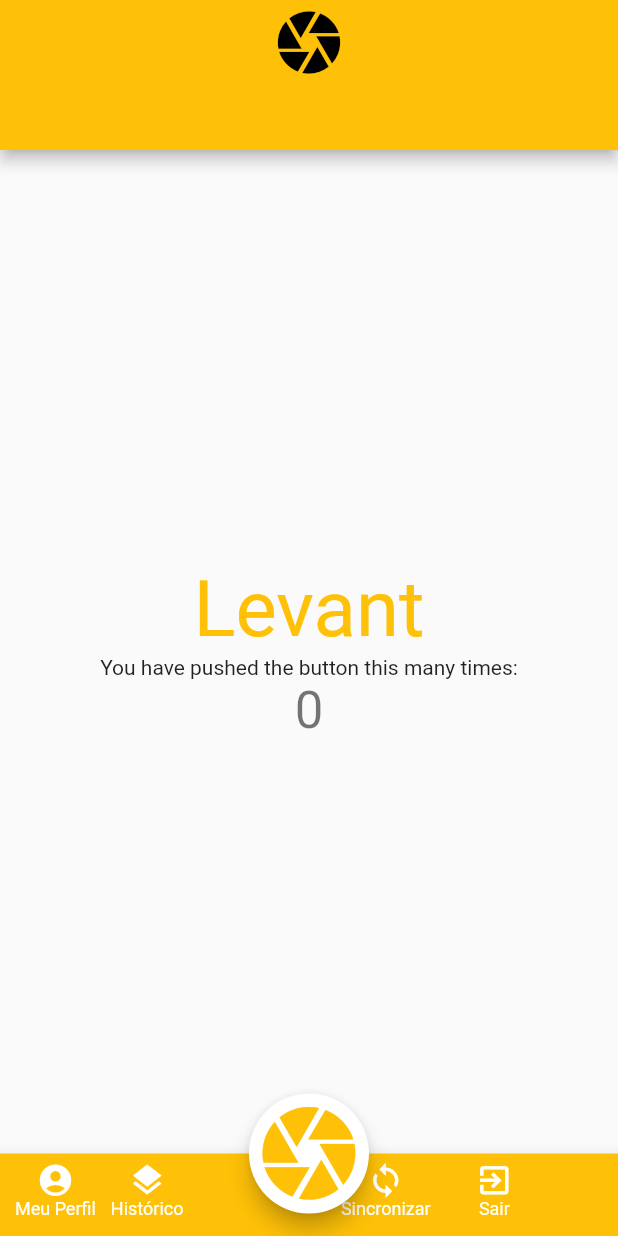
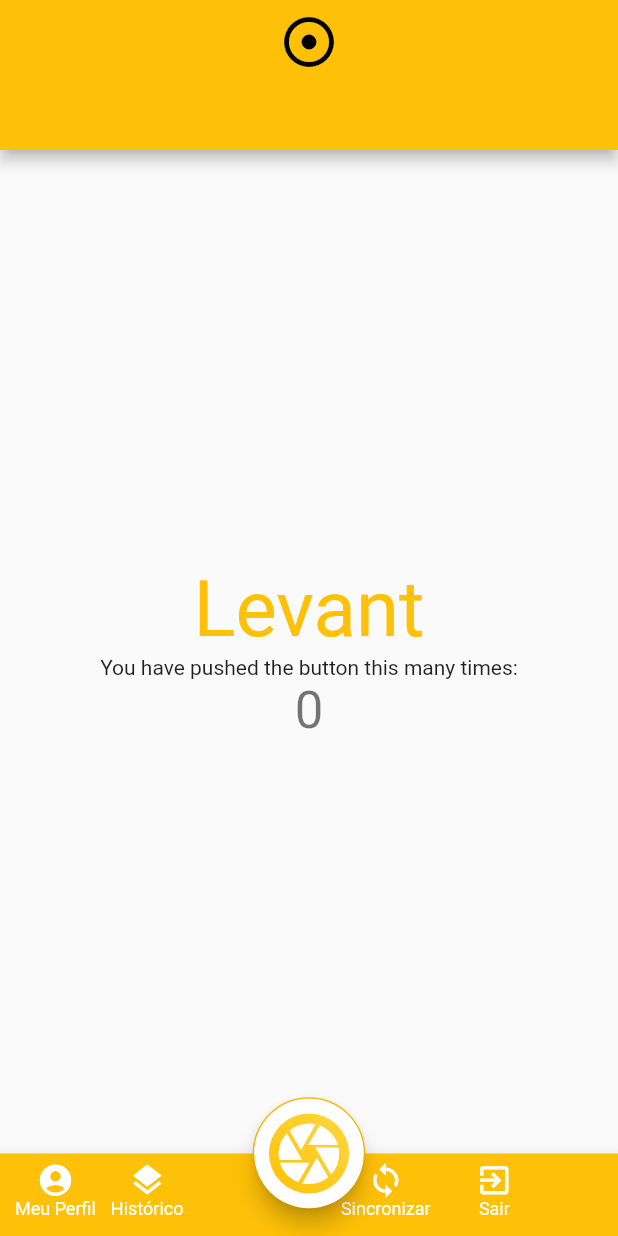
Before and after one commit to rd7rodrigo/flutter-estudo, a Flutter app: the screen it shows after launch, on a phone screen of 412 x 824 dp. Run offline on Flutter 3.47's test engine with Material 2 defaults, Android fonts, the phone set to English and light mode, and no system bars.

Commit message:
continuacao e melhorias

```diff
--- a/lib/main.dart
+++ b/lib/main.dart
@@ -57,18 +57,20 @@ class _MyHomePageState extends State<MyHomePage> {
     return Scaffold(
       appBar: PreferredSize(
         child: AppBar(
-          title: Row(
+          title: Center(
+            child: Row(
               mainAxisAlignment: MainAxisAlignment.center,
               children: <Widget>[
                 Column(
                   children: <Widget>[
                     Icon(
-                    Icons.camera,
-                    size: 50.0,
+                      Icons.adjust,
+                      size: 40.0,
                     )
                   ],
                 )
               ],
+            ),
           )
           ,
           actionsIconTheme: IconThemeData(color: Colors.amber),
@@ -125,22 +127,24 @@ class _MyHomePageState extends State<MyHomePage> {
         ),
       ),
       floatingActionButton: Container(
-        height: 80.0,
-        width: 80.0,
+        height: 75.0,
+        width: 75.0,
+        // padding: EdgeInsets.all(2.0),
+        margin: const EdgeInsets.all(3.0),
+        decoration: myBoxDecoration(),
         child: FittedBox(
 
           child: FloatingActionButton(
             onPressed: _incrementCounter,
             tooltip: 'Incrementar',
 
-            child: InkWell(
-                child: Padding(
+            child: Container(
+              decoration: borderIcon(),
                 padding: EdgeInsets.all(2.0),
                 child: Icon(
-                    Icons.camera, size: 52,color: Colors.amber,
+                    Icons.camera, size: 37,color: Colors.white,
                   ),
-                ),
-                borderRadius: BorderRadius.circular(90.0),
+                // borderRadius: BorderRadius.circular(90.0),
             ),
             backgroundColor: Colors.white,
 
@@ -232,3 +236,28 @@ class _MyHomePageState extends State<MyHomePage> {
     );
   }
 }
+
+BoxDecoration myBoxDecoration() {
+  return BoxDecoration(
+    border: Border.all(
+      color: Colors.amber,
+      width: 1, //                   <--- border width here
+    ),
+    borderRadius: BorderRadius.all(
+      Radius.circular(105.0) //
+    )
+  );
+}
+
+BoxDecoration borderIcon() {
+  return BoxDecoration(
+    gradient: LinearGradient(
+      begin: Alignment.topRight,
+      end: Alignment.bottomLeft,
+      colors: [Colors.amberAccent, Colors.amber]
+    ),
+    borderRadius: BorderRadius.all(
+      Radius.circular(100.0) //
+    )
+  );
+}
```
Lines whose indentation alone changed are shown as unchanged.
